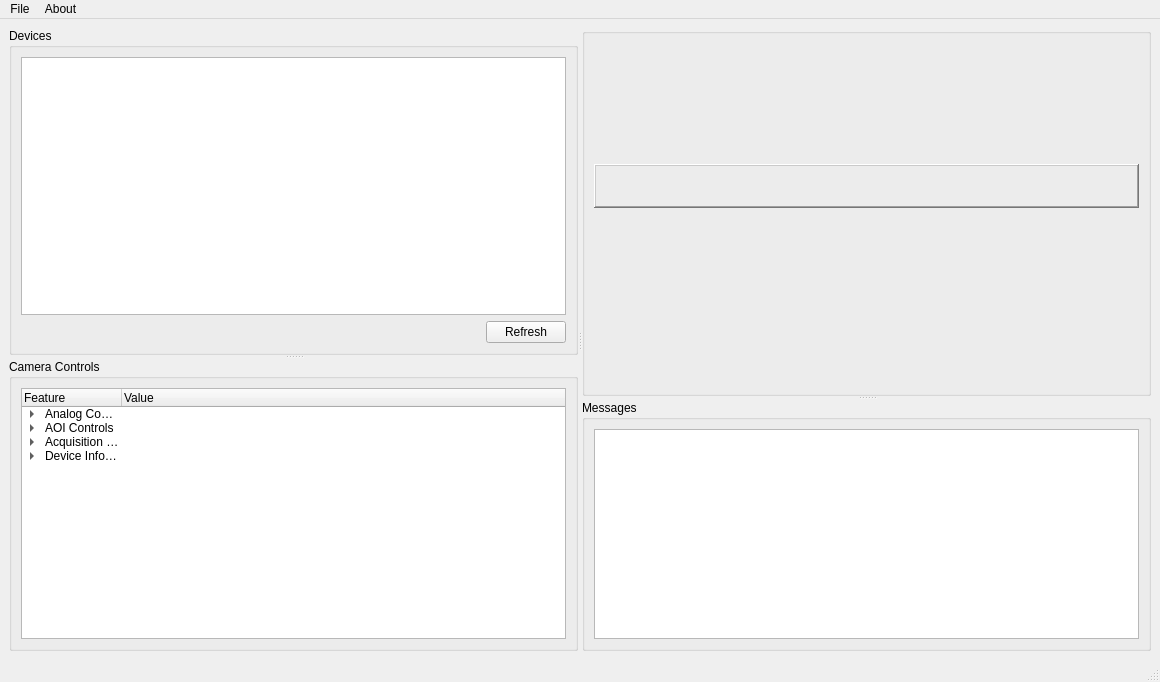
Old version of the form homescreen.ui in the repository ShreeshaN/USoundApp.
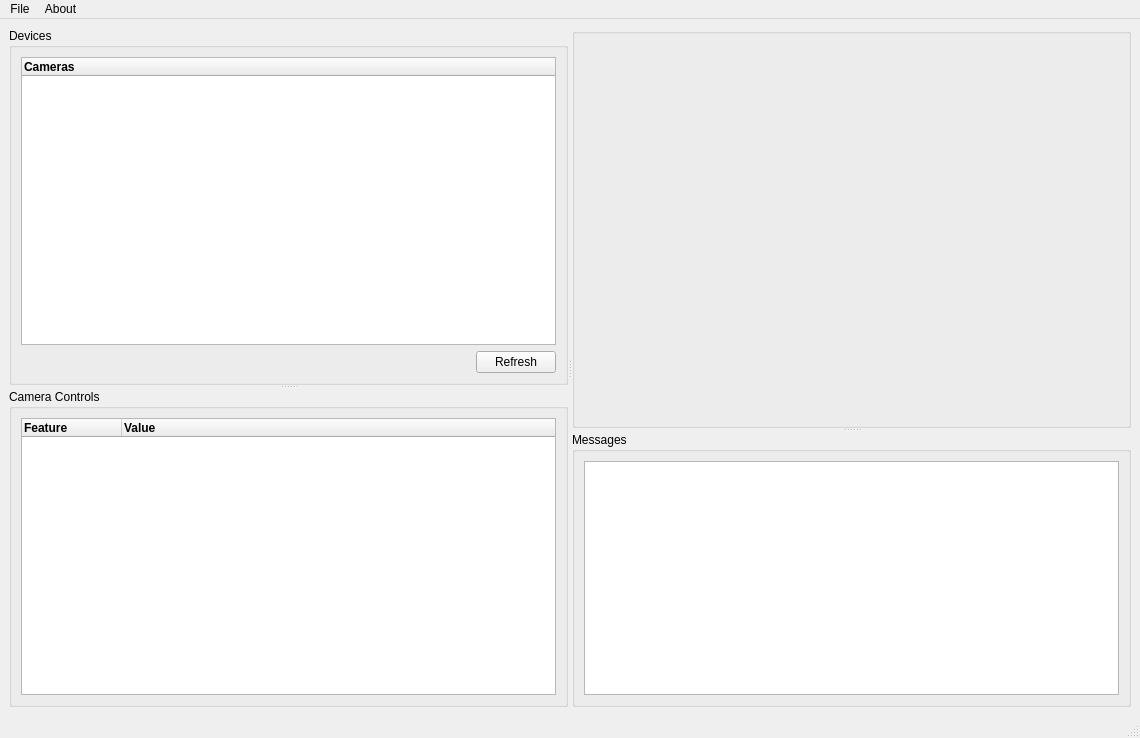
New version of the form. Icons and pictures are not drawn.

Commit message: Multiple camera support

Diff of the .ui file:
```diff
--- a/homescreen.ui
+++ b/homescreen.ui
@@ -6,10 +6,16 @@
    <rect>
     <x>0</x>
     <y>0</y>
-    <width>1160</width>
-    <height>682</height>
+    <width>1140</width>
+    <height>738</height>
    </rect>
   </property>
+  <property name="sizePolicy">
+   <sizepolicy hsizetype="Expanding" vsizetype="Expanding">
+    <horstretch>0</horstretch>
+    <verstretch>0</verstretch>
+   </sizepolicy>
+  </property>
   <property name="acceptDrops">
    <bool>false</bool>
   </property>
@@ -19,13 +25,7 @@
   <widget class="QWidget" name="centralwidget">
    <layout class="QVBoxLayout" name="verticalLayout_5">
     <item>
-     <widget class="QSplitter" name="mainScreenHorizontalSplitter">
-      <property name="sizePolicy">
-       <sizepolicy hsizetype="Expanding" vsizetype="Expanding">
-        <horstretch>0</horstretch>
-        <verstretch>0</verstretch>
-       </sizepolicy>
-      </property>
+     <widget class="QSplitter" name="splitter_2">
       <property name="orientation">
        <enum>Qt::Horizontal</enum>
       </property>
@@ -53,7 +53,19 @@
          <item>
           <layout class="QVBoxLayout" name="verticalLayout">
            <item>
-            <widget class="QListWidget" name="deviceList"/>
+            <widget class="QTreeWidget" name="devicesTreeWidget">
+             <column>
+              <property name="text">
+               <string>Cameras</string>
+              </property>
+              <property name="font">
+               <font>
+                <weight>75</weight>
+                <bold>true</bold>
+               </font>
+              </property>
+             </column>
+            </widget>
            </item>
            <item>
             <layout class="QHBoxLayout" name="horizontalLayout">
@@ -72,6 +84,12 @@
              </item>
              <item>
               <widget class="QPushButton" name="devicesRefresh">
+               <property name="sizePolicy">
+                <sizepolicy hsizetype="Fixed" vsizetype="Fixed">
+                 <horstretch>0</horstretch>
+                 <verstretch>0</verstretch>
+                </sizepolicy>
+               </property>
                <property name="text">
                 <string>Refresh</string>
                </property>
@@ -94,134 +112,24 @@
             <property name="text">
              <string>Feature</string>
             </property>
+            <property name="font">
+             <font>
+              <weight>75</weight>
+              <bold>true</bold>
+             </font>
+            </property>
            </column>
            <column>
             <property name="text">
              <string>Value</string>
             </property>
+            <property name="font">
+             <font>
+              <weight>75</weight>
+              <bold>true</bold>
+             </font>
+            </property>
            </column>
-           <item>
-            <property name="text">
-             <string>Analog Controls</string>
-            </property>
-            <property name="text">
-             <string/>
-            </property>
-            <item>
-             <property name="text">
-              <string>Gain(Raw)</string>
-             </property>
-            </item>
-           </item>
-           <item>
-            <property name="text">
-             <string>AOI Controls</string>
-            </property>
-            <property name="text">
-             <string/>
-            </property>
-            <item>
-             <property name="text">
-              <string>Max Height</string>
-             </property>
-             <property name="text">
-              <string/>
-             </property>
-            </item>
-            <item>
-             <property name="text">
-              <string>Max Width</string>
-             </property>
-            </item>
-            <item>
-             <property name="text">
-              <string>Width</string>
-             </property>
-            </item>
-            <item>
-             <property name="text">
-              <string>Height</string>
-             </property>
-            </item>
-            <item>
-             <property name="text">
-              <string>X Offset</string>
-             </property>
-            </item>
-            <item>
-             <property name="text">
-              <string>Y Offset</string>
-             </property>
-            </item>
-           </item>
-           <item>
-            <property name="text">
-             <string>Acquisition Controls</string>
-            </property>
-            <item>
-             <property name="text">
-              <string>Exposure Time (Abs)</string>
-             </property>
-            </item>
-            <item>
-             <property name="text">
-              <string>Exposure Timebase</string>
-             </property>
-            </item>
-            <item>
-             <property name="text">
-              <string>Exposure Time (Raw)</string>
-             </property>
-            </item>
-            <item>
-             <property name="text">
-              <string>Exposure Mode</string>
-             </property>
-            </item>
-            <item>
-             <property name="text">
-              <string>Frame Rate (Abs)</string>
-             </property>
-            </item>
-           </item>
-           <item>
-            <property name="text">
-             <string>Device Information</string>
-            </property>
-            <item>
-             <property name="text">
-              <string>Vendor Name</string>
-             </property>
-             <property name="text">
-              <string/>
-             </property>
-            </item>
-            <item>
-             <property name="text">
-              <string>Model Name</string>
-             </property>
-            </item>
-            <item>
-             <property name="text">
-              <string>Manufacturer Info</string>
-             </property>
-            </item>
-            <item>
-             <property name="text">
-              <string>New Item</string>
-             </property>
-            </item>
-            <item>
-             <property name="text">
-              <string>Device Version</string>
-             </property>
-            </item>
-            <item>
-             <property name="text">
-              <string>Device Firmware Version</string>
-             </property>
-            </item>
-           </item>
           </widget>
          </item>
         </layout>
@@ -238,10 +146,16 @@
         <property name="enabled">
          <bool>true</bool>
         </property>
+        <property name="sizePolicy">
+         <sizepolicy hsizetype="Expanding" vsizetype="Expanding">
+          <horstretch>0</horstretch>
+          <verstretch>0</verstretch>
+         </sizepolicy>
+        </property>
         <property name="title">
          <string/>
         </property>
-        <layout class="QVBoxLayout" name="verticalLayout_3">
+        <layout class="QVBoxLayout" name="verticalLayout_2">
          <item>
           <spacer name="verticalSpacer_2">
            <property name="orientation">
@@ -266,8 +180,17 @@
              <verstretch>0</verstretch>
             </sizepolicy>
            </property>
+           <property name="maximumSize">
+            <size>
+             <width>15777205</width>
+             <height>15777214</height>
+            </size>
+           </property>
+           <property name="autoFillBackground">
+            <bool>false</bool>
+           </property>
            <property name="frameShape">
-            <enum>QFrame::WinPanel</enum>
+            <enum>QFrame::NoFrame</enum>
            </property>
            <property name="frameShadow">
             <enum>QFrame::Raised</enum>
@@ -287,6 +210,9 @@
            <property name="alignment">
             <set>Qt::AlignCenter</set>
            </property>
+           <property name="wordWrap">
+            <bool>false</bool>
+           </property>
            <property name="openExternalLinks">
             <bool>false</bool>
            </property>
@@ -311,12 +237,18 @@
         <zorder>label</zorder>
        </widget>
        <widget class="QGroupBox" name="groupBox">
+        <property name="sizePolicy">
+         <sizepolicy hsizetype="Expanding" vsizetype="Expanding">
+          <horstretch>0</horstretch>
+          <verstretch>0</verstretch>
+         </sizepolicy>
+        </property>
         <property name="title">
          <string>Messages</string>
         </property>
-        <layout class="QVBoxLayout" name="verticalLayout_2">
+        <layout class="QVBoxLayout" name="verticalLayout_3">
          <item>
-          <widget class="QListWidget" name="listWidget"/>
+          <widget class="QListWidget" name="messagesListWidget"/>
          </item>
         </layout>
        </widget>
@@ -330,7 +262,7 @@
     <rect>
      <x>0</x>
      <y>0</y>
-     <width>1160</width>
+     <width>1140</width>
      <height>21</height>
     </rect>
    </property>
```
Left out of the diff: 11 changed lines with no effect on the pictures. The commit also changes 28 other files.
